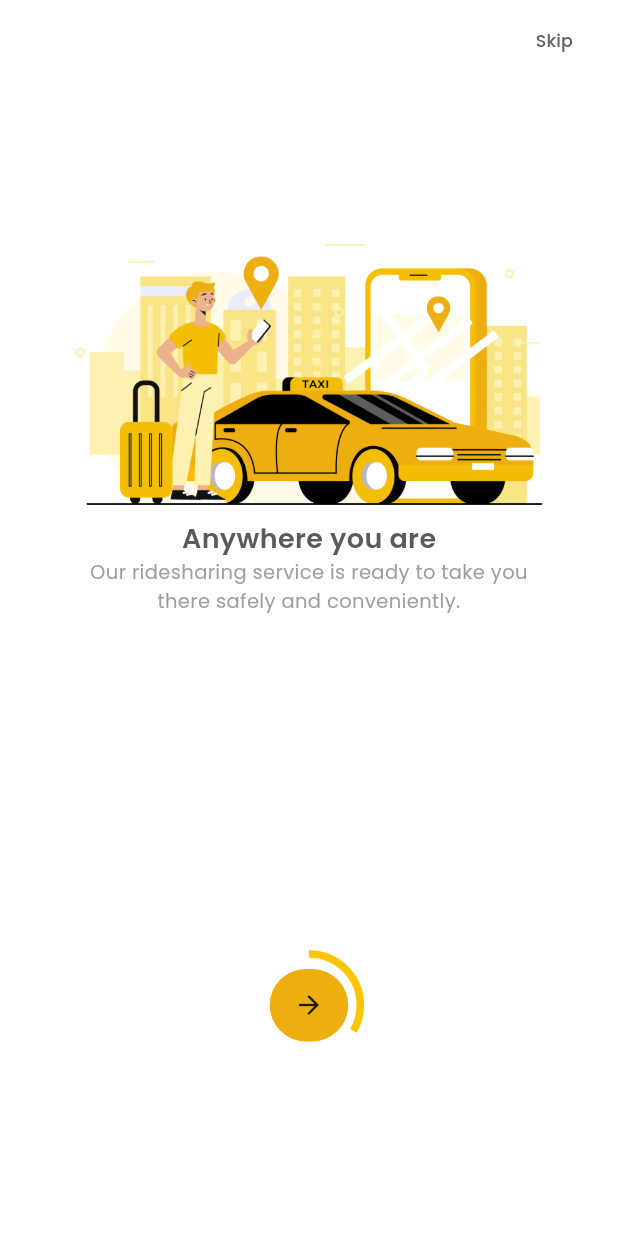
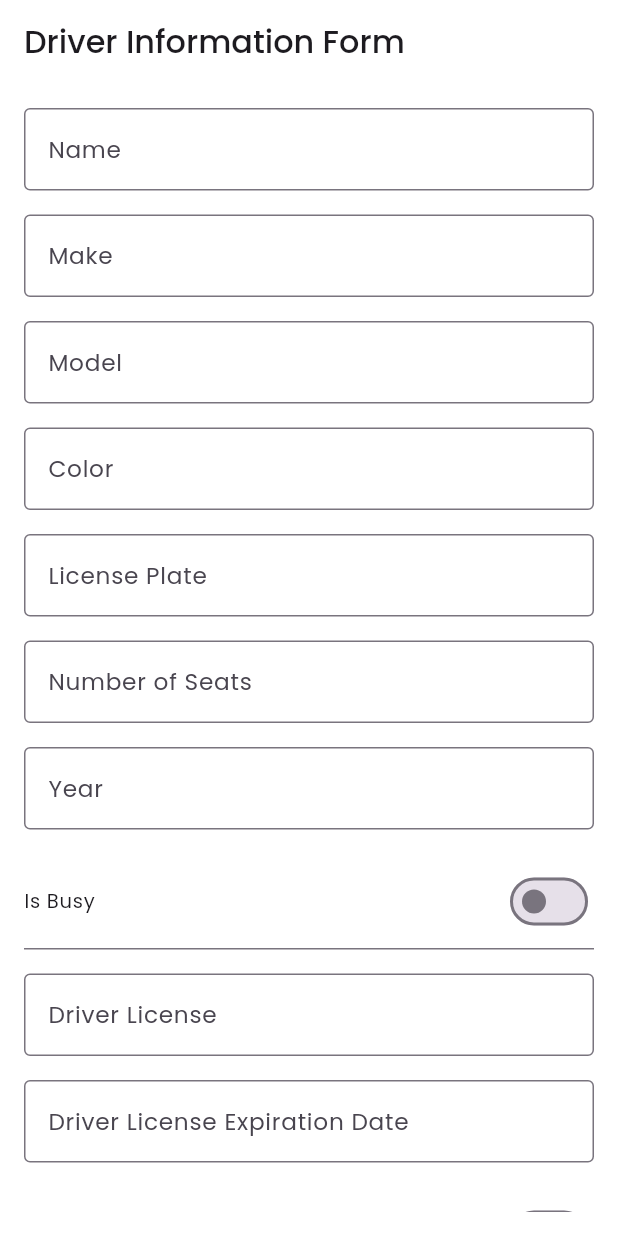
Before and after one commit to TravelWave/travelwave_mobile, a Flutter app: the screen it shows after launch, on a phone screen of 412 x 824 dp. Run offline on Flutter 3.47's test engine with Material 3 defaults, Android fonts, the light colour scheme and no system bars; drawn by our look-alikes of flutter_form_builder; our stand-ins replace bloc, cached_network_image, equatable, flutter_bloc, flutter_map, flutter_rating_bar and 10 more; missing offline and left inert: avatars, dart:ffi.

```diff
--- a/lib/main.dart
+++ b/lib/main.dart
@@ -10,6 +10,7 @@ import 'package:travelwave_mobile/blocs/user/user_bloc.dart';
 import 'package:travelwave_mobile/constants.dart';
 import 'package:travelwave_mobile/data/local_data.dart';
 import 'package:travelwave_mobile/screens/onboarding/splash_screen.dart';
+import 'package:travelwave_mobile/widgets/driver_form.dart';
 
 void main() {
   runApp(const MyApp());
@@ -51,7 +52,7 @@ class MyApp extends StatelessWidget {
             title: 'TravelWave',
             theme: lightTheme(),
             debugShowCheckedModeBanner: false,
-            home: const SecondScreen(),
+            home: DriverFormScreen(),
           );
         },
       ),
--- a/lib/services/utils/app_constant.dart
+++ b/lib/services/utils/app_constant.dart
@@ -1,3 +1,4 @@
 const String baseUrl = 'https://travelwave-backend.onrender.com/v1';
 const String userEndpoint = '/users';
+const String socketUrl = 'https://travelwave-backend.onrender.com';
 const String apiKey = String.fromEnvironment('API_KEY');
--- /dev/null
+++ b/lib/widgets/driver_form.dart
@@ -0,0 +1,149 @@
+import 'package:flutter/material.dart';
+import 'package:flutter_form_builder/flutter_form_builder.dart';
+import 'package:form_builder_validators/form_builder_validators.dart';
+import 'package:intl/intl.dart';
+
+class DriverFormScreen extends StatelessWidget {
+  final _formKey = GlobalKey<FormBuilderState>();
+
+  DriverFormScreen({super.key});
+
+  @override
+  Widget build(BuildContext context) {
+    return Scaffold(
+      appBar: AppBar(
+        title: Text('Driver Information Form'),
+      ),
+      body: Padding(
+        padding: const EdgeInsets.all(16.0),
+        child: FormBuilder(
+          key: _formKey,
+          child: ListView(
+            children: [
+              FormBuilderTextField(
+                name: 'name',
+                decoration: InputDecoration(
+                  labelText: 'Name',
+                  border: OutlineInputBorder(),
+                ),
+                validator: FormBuilderValidators.required(),
+              ),
+              SizedBox(height: 16.0),
+              FormBuilderTextField(
+                name: 'make',
+                decoration: InputDecoration(
+                  labelText: 'Make',
+                  border: OutlineInputBorder(),
+                ),
+                validator: FormBuilderValidators.required(),
+              ),
+              SizedBox(height: 16.0),
+              FormBuilderTextField(
+                name: 'model',
+                decoration: InputDecoration(
+                  labelText: 'Model',
+                  border: OutlineInputBorder(),
+                ),
+                validator: FormBuilderValidators.required(),
+              ),
+              SizedBox(height: 16.0),
+              FormBuilderTextField(
+                name: 'color',
+                decoration: InputDecoration(
+                  labelText: 'Color',
+                  border: OutlineInputBorder(),
+                ),
+                validator: FormBuilderValidators.required(),
+              ),
+              SizedBox(height: 16.0),
+              FormBuilderTextField(
+                name: 'license_plate',
+                decoration: InputDecoration(
+                  labelText: 'License Plate',
+                  border: OutlineInputBorder(),
+                ),
+                validator: FormBuilderValidators.required(),
+              ),
+              SizedBox(height: 16.0),
+              FormBuilderTextField(
+                name: 'number_of_seats',
+                decoration: InputDecoration(
+                  labelText: 'Number of Seats',
+                  border: OutlineInputBorder(),
+                ),
+                keyboardType: TextInputType.number,
+                validator: FormBuilderValidators.compose([
+                  FormBuilderValidators.required(),
+                  FormBuilderValidators.numeric(),
+                ]),
+              ),
+              SizedBox(height: 16.0),
+              FormBuilderTextField(
+                name: 'year',
+                decoration: InputDecoration(
+                  labelText: 'Year',
+                  border: OutlineInputBorder(),
+                ),
+                keyboardType: TextInputType.number,
+                validator: FormBuilderValidators.compose([
+                  FormBuilderValidators.required(),
+                  FormBuilderValidators.numeric(),
+                  FormBuilderValidators.min(1900),
+                  FormBuilderValidators.max(2100),
+                ]),
+              ),
+              SizedBox(height: 16.0),
+              FormBuilderSwitch(
+                name: 'is_busy',
+                title: Text('Is Busy'),
+                initialValue: false,
+              ),
+              SizedBox(height: 16.0),
+              FormBuilderTextField(
+                name: 'driver_license',
+                decoration: InputDecoration(
+                  labelText: 'Driver License',
+                  border: OutlineInputBorder(),
+                ),
+                validator: FormBuilderValidators.required(),
+              ),
+              SizedBox(height: 16.0),
+              FormBuilderDateTimePicker(
+                name: 'driver_license_expiration_date',
+                initialDate: DateTime.now(),
+                fieldHintText: 'Driver License Expiration Date',
+                inputType: InputType.date,
+                format: DateFormat('yyyy-MM-dd'),
+                decoration: InputDecoration(
+                  labelText: 'Driver License Expiration Date',
+                  border: OutlineInputBorder(),
+                ),
+                validator: FormBuilderValidators.required(),
+              ),
+              SizedBox(height: 16.0),
+              FormBuilderSwitch(
+                name: 'is_verified',
+                title: Text('Is Verified'),
+                initialValue: false,
+              ),
+              SizedBox(height: 16.0),
+              ElevatedButton(
+                onPressed: () {
+                  if (_formKey.currentState?.saveAndValidate() ?? false) {
+                    print(_formKey.currentState?.value);
+                    ScaffoldMessenger.of(context).showSnackBar(
+                      SnackBar(content: Text('Form submitted successfully!')),
+                    );
+                  } else {
+                    print('Validation failed');
+                  }
+                },
+                child: Text('Submit'),
+              ),
+            ],
+          ),
+        ),
+      ),
+    );
+  }
+}
--- a/pubspec.yaml
+++ b/pubspec.yaml
@@ -17,11 +17,13 @@ dependencies:
   flutter:
     sdk: flutter
   flutter_bloc: ^8.1.5
+  flutter_form_builder: ^9.3.0
   flutter_map: ^6.1.0
   flutter_map_cancellable_tile_provider: ^2.0.0
   flutter_rating_bar: ^4.0.1
   flutter_secure_storage: ^9.2.1
   flutter_svg: ^2.0.10+1
+  form_builder_validators: ^10.0.1
   geocoding: ^2.0.0
   geolocator: ^11.0.0
   google_maps_flutter: ^2.6.0
@@ -31,6 +33,7 @@ dependencies:
   ionicons: ^0.2.2
   latlong2: ^0.9.1
   shared_preferences: ^2.2.3
+  socket_io_client: ^2.0.3+1
 
 dev_dependencies:
   flutter_lints: ^3.0.0
```
Also changed, not shown: lib/blocs/notification/notification_bloc.dart (added, +12 -0 lines), lib/blocs/notification/notification_event.dart (added, +18 -0 lines), lib/blocs/notification/notification_state.dart (added, +22 -0 lines), lib/screens/home/home_driver.dart (+41 -8 lines), lib/services/utils/global_https.dart (added, +10 -0 lines), lib/widgets/notification_dialog.dart (added, +35 -0 lines), pubspec.lock (added).
